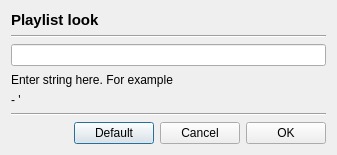
This is src/GUI/Playlist/GUI_PlaylistEntryLook.ui in return42/sayonara as Qt 5 draws it before an edit. The edited form follows.
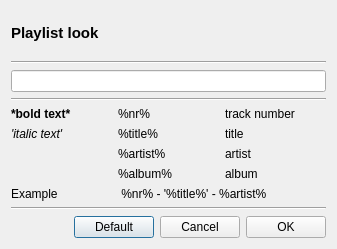
This is the edited form.

Commit message: language update, playlist entry style, shortcut validation

The edit to the form file:
```diff
--- a/src/GUI/Playlist/GUI_PlaylistEntryLook.ui
+++ b/src/GUI/Playlist/GUI_PlaylistEntryLook.ui
@@ -7,28 +7,116 @@
     <x>0</x>
     <y>0</y>
     <width>337</width>
-    <height>155</height>
+    <height>249</height>
    </rect>
   </property>
   <layout class="QGridLayout" name="gridLayout">
-   <item row="1" column="0">
-    <widget class="Line" name="line">
-     <property name="orientation">
-      <enum>Qt::Horizontal</enum>
-     </property>
-    </widget>
-   </item>
-   <item row="3" column="0">
-    <widget class="QLabel" name="label_2">
-     <property name="text">
-      <string>Enter string here. For example</string>
-     </property>
-    </widget>
-   </item>
    <item row="4" column="0">
-    <widget class="QLabel" name="label_3">
-     <property name="text">
-      <string>&lt;nr&gt; - '&lt;title&gt;' - &lt;artist&gt;</string>
+    <layout class="QGridLayout" name="gridLayout_2">
+     <item row="1" column="0">
+      <widget class="QLabel" name="label_4">
+       <property name="font">
+        <font>
+         <italic>true</italic>
+        </font>
+       </property>
+       <property name="text">
+        <string>'italic text'</string>
+       </property>
+      </widget>
+     </item>
+     <item row="4" column="0">
+      <widget class="QLabel" name="label_9">
+       <property name="text">
+        <string>Example</string>
+       </property>
+      </widget>
+     </item>
+     <item row="0" column="1">
+      <widget class="QLabel" name="label_5">
+       <property name="text">
+        <string notr="true">%nr%</string>
+       </property>
+      </widget>
+     </item>
+     <item row="2" column="1">
+      <widget class="QLabel" name="label_7">
+       <property name="text">
+        <string notr="true">%artist%</string>
+       </property>
+      </widget>
+     </item>
+     <item row="0" column="0">
+      <widget class="QLabel" name="label">
+       <property name="font">
+        <font>
+         <weight>75</weight>
+         <bold>true</bold>
+        </font>
+       </property>
+       <property name="text">
+        <string>*bold text*</string>
+       </property>
+      </widget>
+     </item>
+     <item row="1" column="1">
+      <widget class="QLabel" name="label_6">
+       <property name="text">
+        <string notr="true">%title%</string>
+       </property>
+      </widget>
+     </item>
+     <item row="3" column="1">
+      <widget class="QLabel" name="label_8">
+       <property name="text">
+        <string notr="true">%album%</string>
+       </property>
+      </widget>
+     </item>
+     <item row="0" column="2">
+      <widget class="QLabel" name="label_10">
+       <property name="text">
+        <string>track number</string>
+       </property>
+      </widget>
+     </item>
+     <item row="1" column="2">
+      <widget class="QLabel" name="label_11">
+       <property name="text">
+        <string>title</string>
+       </property>
+      </widget>
+     </item>
+     <item row="2" column="2">
+      <widget class="QLabel" name="label_12">
+       <property name="text">
+        <string>artist</string>
+       </property>
+      </widget>
+     </item>
+     <item row="3" column="2">
+      <widget class="QLabel" name="label_13">
+       <property name="text">
+        <string>album</string>
+       </property>
+      </widget>
+     </item>
+     <item row="4" column="1" colspan="2">
+      <widget class="QLabel" name="label_2">
+       <property name="text">
+        <string notr="true"> %nr% - '%title%' - %artist%</string>
+       </property>
+      </widget>
+     </item>
+    </layout>
+   </item>
+   <item row="2" column="0">
+    <widget class="QLineEdit" name="le_expression"/>
+   </item>
+   <item row="5" column="0">
+    <widget class="Line" name="line_2">
+     <property name="orientation">
+      <enum>Qt::Horizontal</enum>
      </property>
     </widget>
    </item>
@@ -70,11 +158,8 @@
      </item>
     </layout>
    </item>
-   <item row="2" column="0">
-    <widget class="QLineEdit" name="le_expression"/>
-   </item>
-   <item row="5" column="0">
-    <widget class="Line" name="line_2">
+   <item row="1" column="0">
+    <widget class="Line" name="line">
      <property name="orientation">
       <enum>Qt::Horizontal</enum>
      </property>
@@ -94,6 +179,13 @@
      </property>
     </widget>
    </item>
+   <item row="3" column="0">
+    <widget class="Line" name="line_3">
+     <property name="orientation">
+      <enum>Qt::Horizontal</enum>
+     </property>
+    </widget>
+   </item>
   </layout>
  </widget>
  <resources/>
```
The commit also changes 32 other files.
